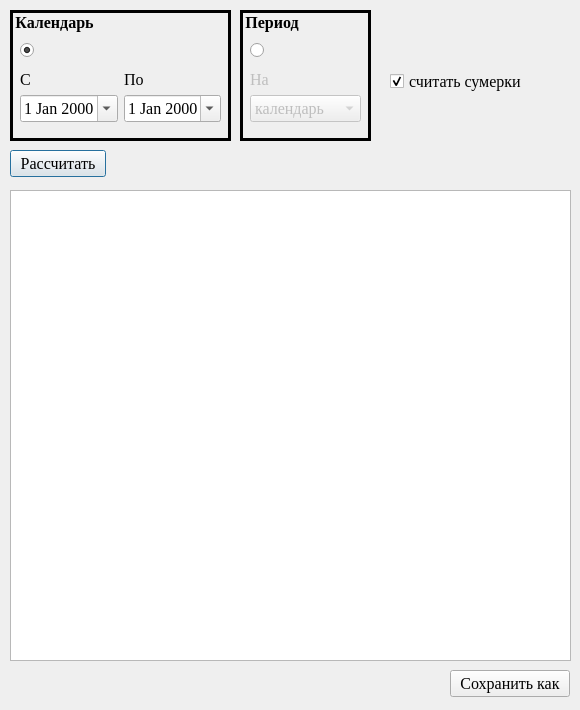
serg-lar/sun-moon-time, file dialogtableview.ui: the form before one commit.
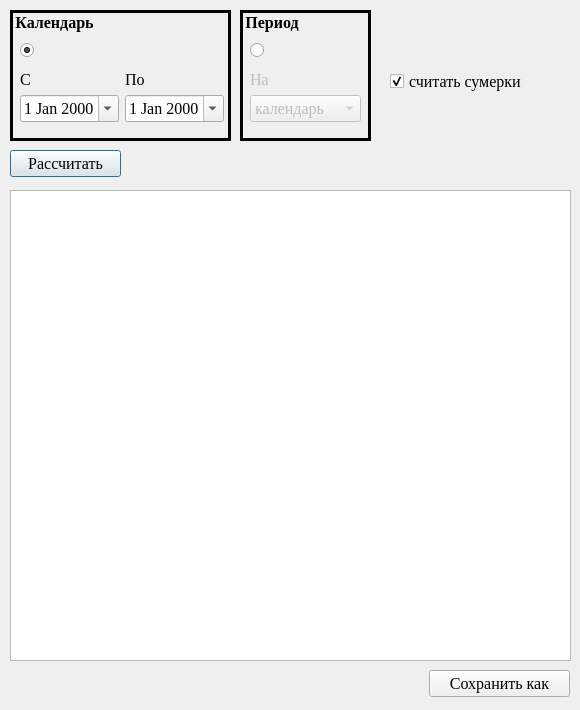
The form after the commit. Icons and pictures are not drawn.

The edit to the form file:
```diff
--- a/dialogtableview.ui
+++ b/dialogtableview.ui
@@ -253,7 +253,7 @@
      <rect>
       <x>10</x>
       <y>60</y>
-      <width>201</width>
+      <width>204</width>
       <height>54</height>
      </rect>
     </property>
@@ -390,7 +390,7 @@
     <rect>
      <x>10</x>
      <y>150</y>
-     <width>96</width>
+     <width>111</width>
      <height>27</height>
     </rect>
    </property>
@@ -407,9 +407,9 @@
   <widget class="QPushButton" name="pushButtonSaveAs">
    <property name="geometry">
     <rect>
-     <x>450</x>
+     <x>429</x>
      <y>670</y>
-     <width>120</width>
+     <width>141</width>
      <height>27</height>
     </rect>
    </property>
@@ -428,7 +428,7 @@
     <rect>
      <x>390</x>
      <y>70</y>
-     <width>147</width>
+     <width>171</width>
      <height>22</height>
     </rect>
    </property>
```
Left out of the diff: 8 changed lines with no effect on the pictures.
